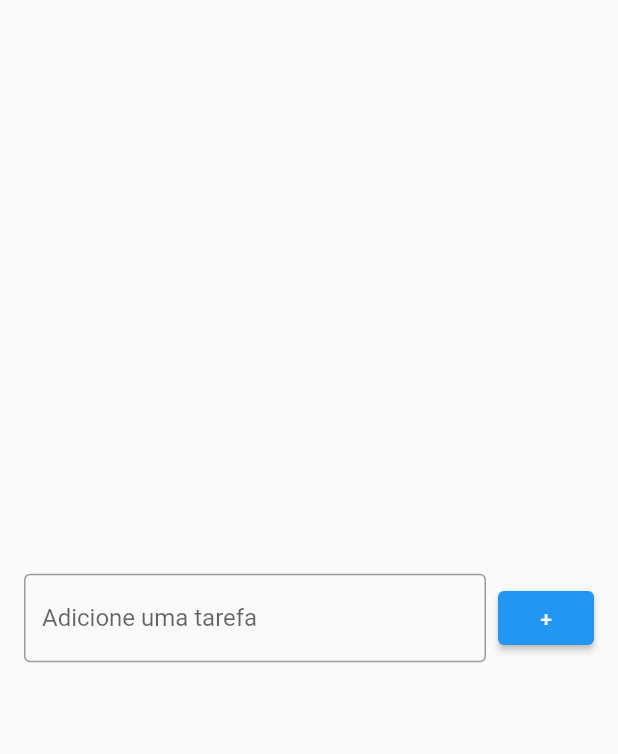
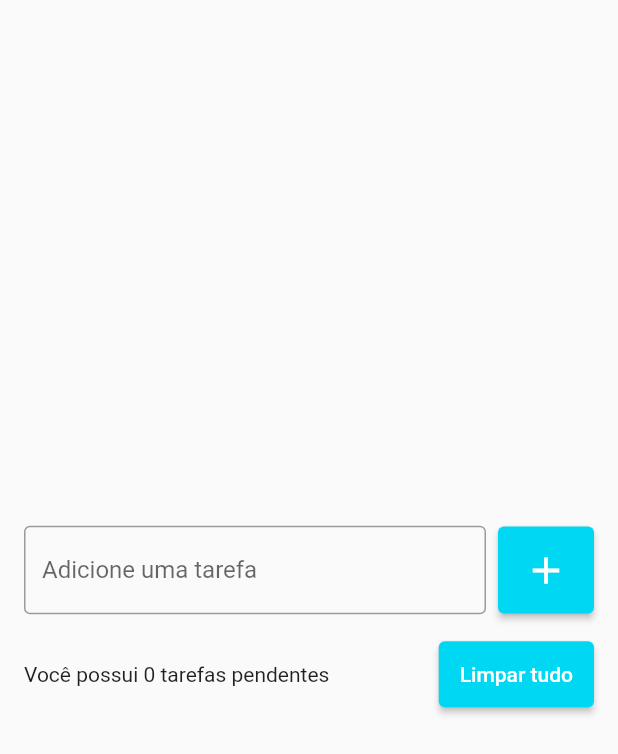
Before and after one commit to antoniotnn/lista_tarefas, a Flutter app: the screen it shows after launch, on a phone screen of 412 x 824 dp. Shown: the top 754 px of the screen. Run offline on Flutter 3.47's test engine with Material 2 defaults, Android fonts, the phone set to English and light mode, and no system bars.

Commit message:
More layout improvements

```diff
--- a/lib/pages/todo_list_page.dart
+++ b/lib/pages/todo_list_page.dart
@@ -9,7 +9,10 @@ class TodoListPage extends StatelessWidget {
       body: Center(
         child: Padding(
           padding: const EdgeInsets.symmetric(horizontal: 16),
-          child: Row(
+          child: Column(
+            mainAxisSize: MainAxisSize.min,
+            children: [
+              Row(
                 children: [
                   Expanded(
                     child: TextField(
@@ -23,8 +26,36 @@ class TodoListPage extends StatelessWidget {
                   SizedBox(width: 8),
                   ElevatedButton(
                     onPressed: () {},
-                child: Text('+'),
+                    style: ElevatedButton.styleFrom(
+                      primary: Color(0xff00d7f3),
+                      padding: EdgeInsets.all(14),
                     ),
+                    child: Icon(
+                      Icons.add,
+                      size: 30,
+                    ),
+                  ),
+                ],
+              ),
+              SizedBox(height: 16,),
+              Row(
+                children: [
+                  Expanded(
+                    child: Text(
+                      'Você possui 0 tarefas pendentes',
+                    ),
+                  ),
+                  SizedBox(width: 8),
+                  ElevatedButton(
+                    onPressed: () {},
+                    style: ElevatedButton.styleFrom(
+                      primary: Color(0xff00d7f3),
+                      padding: EdgeInsets.all(14),
+                    ),
+                    child: Text('Limpar tudo'),
+                  ),
+                ],
+              )
             ],
           ),
         ),
```
Lines whose indentation alone changed are shown as unchanged.
